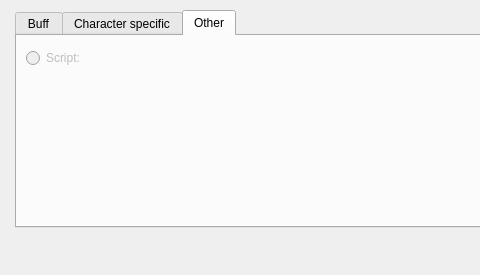
Above: Editor/Dialogs/Systems/dialogsystemcharacteristic.ui from RPG-Paper-Maker/RPG-Paper-Maker before the change; both pictures show x 0 to 480 and y 0 to 275 of the 775 by 275 pixel window. Below: the same form after it.
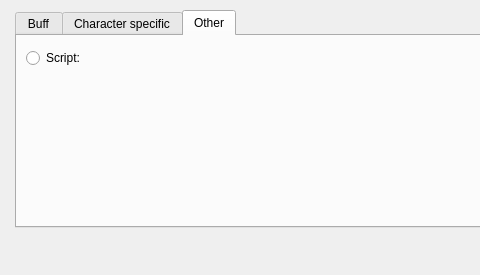
That is the form after the change. The open tabs and pages were chosen to show the change. Custom widgets are drawn as their Qt base class.

Commit message: Complete characteristics

Diff of the .ui file:
```diff
--- a/Editor/Dialogs/Systems/dialogsystemcharacteristic.ui
+++ b/Editor/Dialogs/Systems/dialogsystemcharacteristic.ui
@@ -584,7 +584,7 @@
            <item row="0" column="0">
             <widget class="QRadioButton" name="radioButtonScript">
              <property name="enabled">
-              <bool>false</bool>
+              <bool>true</bool>
              </property>
              <property name="text">
               <string>Script:</string>
```
The commit also changes 2 other files.
